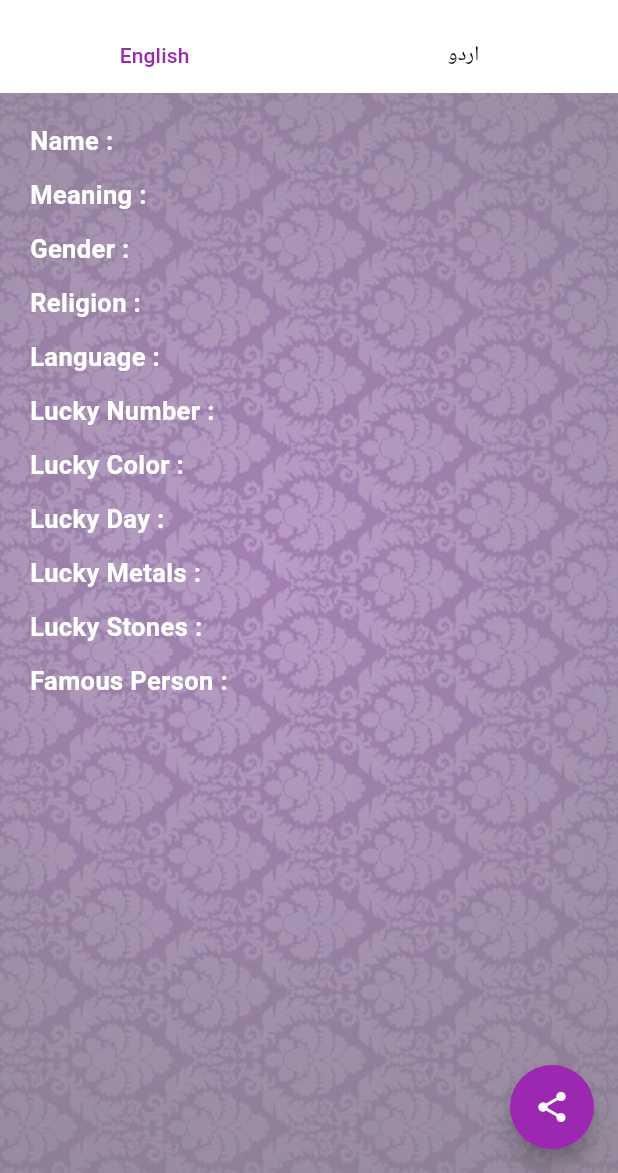
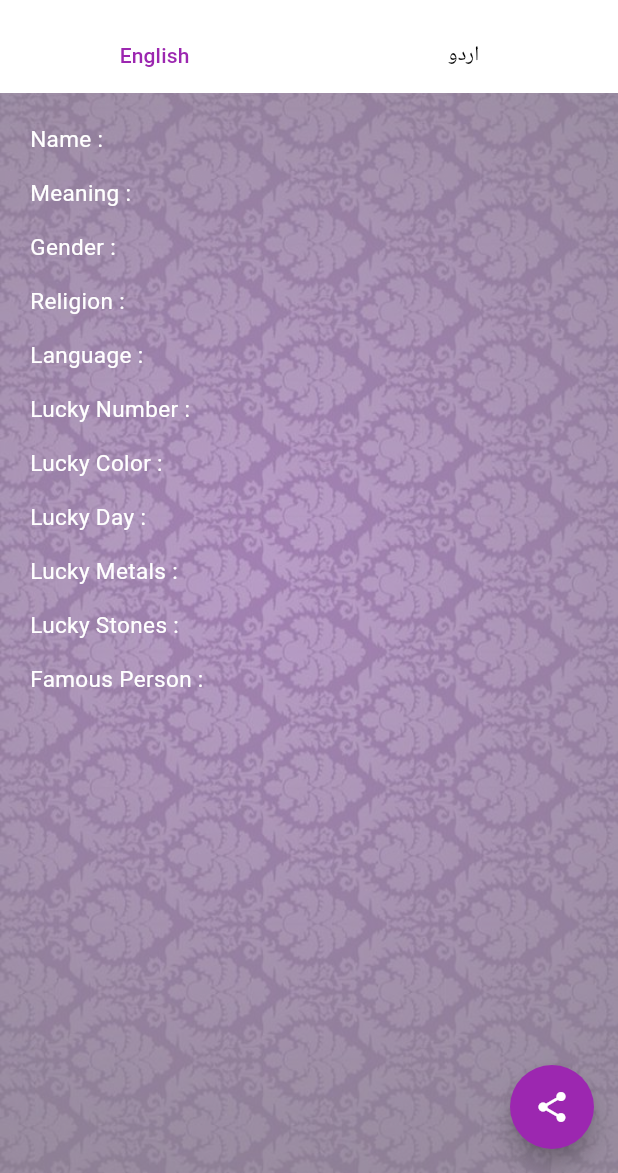
Before and after one commit to faysalzaman/names_app, a Flutter app: the DetailPage screen opened directly with empty values, on a phone screen of 412 x 824 dp, the part 63-1236 px from its top. Run offline on Flutter 3.47's test engine with Material 3 defaults, Android fonts, the phone set to English and light mode, and no system bars; our stand-ins replace bloc, flutter_bloc, flutter_svg, google_mobile_ads, in_app_review, page_transition and 3 more; missing offline and left inert: store_redirect; accounts and stored records are empty; network calls fail.

Commit message:
Update font size for names in FavouritesScreen

```diff
--- a/lib/ui_screens/detail_screen.dart
+++ b/lib/ui_screens/detail_screen.dart
@@ -30,13 +30,13 @@ class _DetailPageState extends State<DetailPage> {
   final horizantalSpacing = const SizedBox(height: 12);
 
   final kboldTextStyle = const TextStyle(
-    fontWeight: FontWeight.bold,
-    fontSize: 17,
+    fontSize: 15,
     color: Colors.white,
   );
 
   final ktextStyle = const TextStyle(
-    fontSize: 15,
+    fontSize: 17,
+    fontWeight: FontWeight.bold,
     color: Colors.white,
   );
 
@@ -208,7 +208,7 @@ class _DetailPageState extends State<DetailPage> {
                                   style: kboldTextStyle,
                                 ),
                                 Text(
-                                  '${widget.model?.englishName.toString()}',
+                                  widget.model!.englishName ?? "",
                                   style: ktextStyle,
                                 ),
                               ],
@@ -221,7 +221,7 @@ class _DetailPageState extends State<DetailPage> {
                                   style: kboldTextStyle,
                                 ),
                                 Text(
-                                  '${widget.model?.englishMeaning.toString()}',
+                                  widget.model!.englishMeaning ?? "",
                                   style: ktextStyle,
                                 ),
                               ],
@@ -235,7 +235,7 @@ class _DetailPageState extends State<DetailPage> {
                                   style: kboldTextStyle,
                                 ),
                                 Text(
-                                  '${widget.model?.gender.toString()}',
+                                  widget.model!.gender ?? "",
                                   style: ktextStyle,
                                 ),
                               ],
@@ -248,7 +248,7 @@ class _DetailPageState extends State<DetailPage> {
                                   style: kboldTextStyle,
                                 ),
                                 Text(
-                                  '${widget.model?.englishReligion.toString()}',
+                                  widget.model!.englishReligion ?? "",
                                   style: ktextStyle,
                                 ),
                               ],
@@ -261,7 +261,7 @@ class _DetailPageState extends State<DetailPage> {
                                   style: kboldTextStyle,
                                 ),
                                 Text(
-                                  '${widget.model?.englishLanguage.toString()}',
+                                  widget.model!.englishLanguage ?? "",
                                   style: ktextStyle,
                                 ),
                               ],
@@ -287,7 +287,7 @@ class _DetailPageState extends State<DetailPage> {
                                   style: kboldTextStyle,
                                 ),
                                 Text(
-                                  '${widget.model?.englishLuckyColor.toString()}',
+                                  widget.model!.englishLuckyColor ?? "",
                                   style: ktextStyle,
                                 ),
                               ],
@@ -300,7 +300,7 @@ class _DetailPageState extends State<DetailPage> {
                                   style: kboldTextStyle,
                                 ),
                                 Text(
-                                  '${widget.model?.englishLuckyDay.toString()}',
+                                  widget.model!.englishLuckyDay ?? "",
                                   style: ktextStyle,
                                 ),
                               ],
@@ -313,7 +313,7 @@ class _DetailPageState extends State<DetailPage> {
                                   style: kboldTextStyle,
                                 ),
                                 Text(
-                                  '${widget.model?.englishLuckyMetals.toString()}',
+                                  widget.model!.englishLuckyMetals ?? "",
                                   style: ktextStyle,
                                 ),
                               ],
@@ -326,7 +326,7 @@ class _DetailPageState extends State<DetailPage> {
                                   style: kboldTextStyle,
                                 ),
                                 Text(
-                                  '${widget.model?.englishLuckyStones.toString()}',
+                                  widget.model!.englishLuckyStones ?? "",
                                   style: ktextStyle,
                                 ),
                               ],
@@ -339,7 +339,7 @@ class _DetailPageState extends State<DetailPage> {
                                   style: kboldTextStyle,
                                 ),
                                 Text(
-                                  '${widget.model?.englishFamousPerson.toString()}',
+                                  widget.model!.englishFamousPerson ?? "",
                                   style: ktextStyle,
                                 ),
                               ],
@@ -358,7 +358,7 @@ class _DetailPageState extends State<DetailPage> {
                             Wrap(
                               children: [
                                 Text(
-                                  '${widget.model?.urduName.toString()} : ',
+                                  '${widget.model!.urduName ?? ""} : ',
                                   style: ktextStyle,
                                 ),
                                 Text(
@@ -371,7 +371,7 @@ class _DetailPageState extends State<DetailPage> {
                             Wrap(
                               children: [
                                 Text(
-                                  '${widget.model?.urduMeaning.toString()} : ',
+                                  '${widget.model?.urduMeaning ?? ""} : ',
                                   style: ktextStyle,
                                 ),
                                 Text(
@@ -384,7 +384,7 @@ class _DetailPageState extends State<DetailPage> {
                             Wrap(
                               children: [
                                 Text(
-                                  '${widget.model?.gender.toString() == "Male" ? "مرد" : "عورت"} : ',
+                                  '${widget.model?.gender.toString() == "Male" || widget.model?.gender.toString() == "Boy" || widget.model?.gender.toString() == "Larka" ? "مرد" : "عورت"} : ',
                                   style: ktextStyle,
                                 ),
                                 Text(
@@ -397,7 +397,7 @@ class _DetailPageState extends State<DetailPage> {
                             Wrap(
                               children: [
                                 Text(
-                                  '${widget.model?.urduReligion.toString()} : ',
+                                  '${widget.model!.urduReligion ?? ""} : ',
                                   style: ktextStyle,
                                 ),
                                 Text(
@@ -410,7 +410,7 @@ class _DetailPageState extends State<DetailPage> {
                             Wrap(
                               children: [
                                 Text(
-                                  '${widget.model?.urduLanguage.toString()} : ',
+                                  '${widget.model!.urduLanguage ?? ""} : ',
                                   style: ktextStyle,
                                 ),
                                 Text(
@@ -423,7 +423,7 @@ class _DetailPageState extends State<DetailPage> {
                             Wrap(
                               children: [
                                 Text(
-                                  '${widget.model?.urduLuckyColor.toString()} : ',
+                                  '${widget.model!.urduLuckyColor ?? ""} : ',
                                   style: ktextStyle,
                                 ),
                                 Text(
@@ -436,7 +436,7 @@ class _DetailPageState extends State<DetailPage> {
                             Wrap(
                               children: [
                                 Text(
-                                  '${widget.model?.urduLuckyDay.toString()} : ',
+                                  '${widget.model!.urduLuckyDay ?? ""} : ',
                                   style: ktextStyle,
                                 ),
                                 Text(
@@ -449,7 +449,7 @@ class _DetailPageState extends State<DetailPage> {
                             Wrap(
                               children: [
                                 Text(
-                                  '${widget.model?.urduLuckyMetals.toString()} : ',
+                                  '${widget.model!.urduLuckyMetals ?? ""} : ',
                                   style: ktextStyle,
                                 ),
                                 Text(
@@ -462,7 +462,7 @@ class _DetailPageState extends State<DetailPage> {
                             Wrap(
                               children: [
                                 Text(
-                                  '${widget.model!.urduLuckyNumber.toString()} : ',
+                                  '${widget.model!.urduLuckyNumber ?? ""} : ',
                                   style: ktextStyle,
                                 ),
                                 Text(
@@ -475,7 +475,7 @@ class _DetailPageState extends State<DetailPage> {
                             Wrap(
                               children: [
                                 Text(
-                                  '${widget.model?.urduLuckyStones.toString()} : ',
+                                  '${widget.model!.urduLuckyStones ?? ""} : ',
                                   style: ktextStyle,
                                 ),
                                 Text(
@@ -488,7 +488,7 @@ class _DetailPageState extends State<DetailPage> {
                             Wrap(
                               children: [
                                 Text(
-                                  '${widget.model?.urduFamousPerson.toString()} : ',
+                                  '${widget.model!.urduFamousPerson ?? ""} : ',
                                   style: ktextStyle,
                                 ),
                                 Text(
--- a/lib/ui_screens/fav_names_screen.dart
+++ b/lib/ui_screens/fav_names_screen.dart
@@ -192,7 +192,7 @@ class _FavouritesScreenState extends State<FavouritesScreen> {
                                 "$genderIcon ${listofNames[index].englishName}",
                                 style: const TextStyle(
                                   color: Colors.white,
-                                  fontSize: 16,
+                                  fontSize: 18,
                                 ),
                               ),
                             ),
@@ -225,7 +225,9 @@ class _FavouritesScreenState extends State<FavouritesScreen> {
                           title: Text(
                             "$genderIcon ${namemodel[index].englishName}",
                             style: const TextStyle(
-                                color: Colors.white, fontSize: 15),
+                              color: Colors.white,
+                              fontSize: 18,
+                            ),
                           ),
                         );
                       });
```
